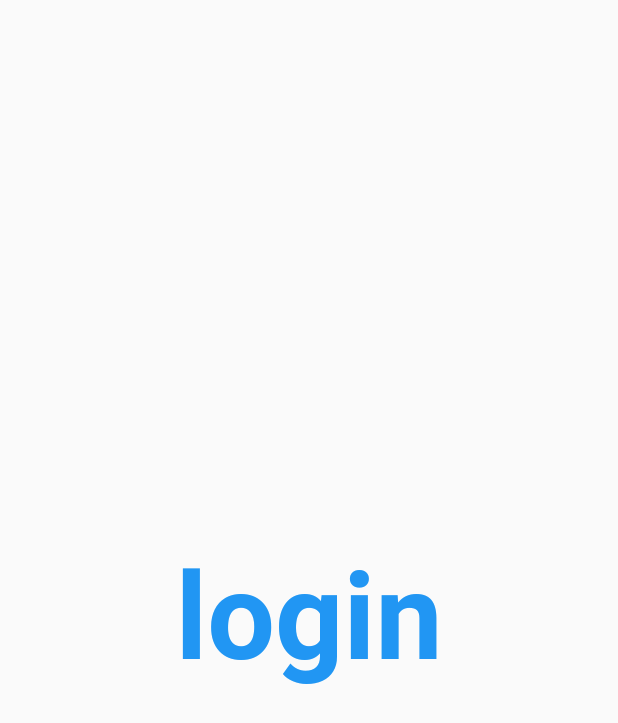
After one commit to khang3/30DaysOfFlutter, a Flutter app: the screen it shows after launch, on a phone screen of 412 x 824 dp. The commit adds this screen. Shown: the top 723 px of the screen. Run offline on Flutter 3.47's test engine with Material 2 defaults, Android fonts, the phone set to English and light mode, and no system bars.

Commit message:
Day3 completed

```diff
--- /dev/null
+++ b/lib/Pages/Login_page.dart
@@ -0,0 +1,22 @@
+import 'package:flutter/material.dart';
+
+class Login_Page extends StatelessWidget {
+  const Login_Page({Key? key}) : super(key: key);
+
+  @override
+  Widget build(BuildContext context) {
+    return Material(
+      child: Center(
+        child: Text(
+          "login",
+          style: TextStyle(
+            fontSize: 40.0,
+            color: Colors.blue,
+            fontWeight: FontWeight.bold,
+          ),
+          textScaleFactor: 2.0,
+        ),
+      ),
+    );
+  }
+}
--- a/lib/main.dart
+++ b/lib/main.dart
@@ -1,5 +1,6 @@
 import 'package:flutter/material.dart';
-import 'package:flutter_application_1/Home_page.dart';
+import 'package:flutter_application_1/Pages/Home_page.dart';
+import 'package:flutter_application_1/Pages/Login_page.dart';
 
 void main() {
   runApp(MyApp());
@@ -11,7 +12,13 @@ class MyApp extends StatelessWidget {
   @override
   Widget build(BuildContext context) {
     return MaterialApp(
-      home: Home_page(),
+      themeMode: ThemeMode.light,
+      theme: ThemeData(primarySwatch: Colors.green),
+      darkTheme: ThemeData(brightness: Brightness.dark),
+      routes: {
+        "/": (context) => Login_Page(),
+        "/home": (context) => Home_page(),
+      },
     );
   }
 
```
Also changed, not shown: lib/Pages/Home_page.dart (renamed from lib/Home_page.dart).
